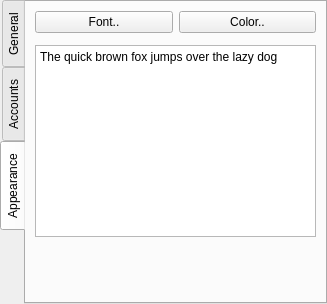
Before: the Qt Designer form py/gui/_config_dialog.ui in mnunberg/yobot, drawn with Qt 5.
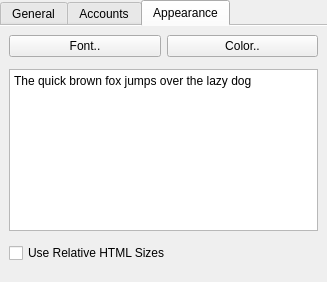
After: the same form once the commit is applied. The open tabs and pages were chosen to show the change.

```diff
--- a/py/gui/_config_dialog.ui
+++ b/py/gui/_config_dialog.ui
@@ -7,14 +7,14 @@
     <x>0</x>
     <y>0</y>
     <width>327</width>
-    <height>304</height>
+    <height>282</height>
    </rect>
   </property>
   <property name="windowTitle">
    <string>TabWidget</string>
   </property>
   <property name="tabPosition">
-   <enum>QTabWidget::West</enum>
+   <enum>QTabWidget::North</enum>
   </property>
   <property name="tabShape">
    <enum>QTabWidget::Rounded</enum>
@@ -23,7 +23,7 @@
    <number>0</number>
   </property>
   <property name="documentMode">
-   <bool>false</bool>
+   <bool>true</bool>
   </property>
   <widget class="QWidget" name="general_tab">
    <attribute name="title">
@@ -139,7 +139,7 @@
       </property>
      </widget>
     </item>
-    <item row="3" column="0">
+    <item row="4" column="0">
      <spacer name="verticalSpacer">
       <property name="orientation">
        <enum>Qt::Vertical</enum>
@@ -152,6 +152,13 @@
       </property>
      </spacer>
     </item>
+    <item row="3" column="0" colspan="2">
+     <widget class="QCheckBox" name="html_relsize">
+      <property name="text">
+       <string>Use Relative HTML Sizes</string>
+      </property>
+     </widget>
+    </item>
    </layout>
   </widget>
  </widget>
```
Left out of the diff: 2 changed lines with no effect on the pictures.
